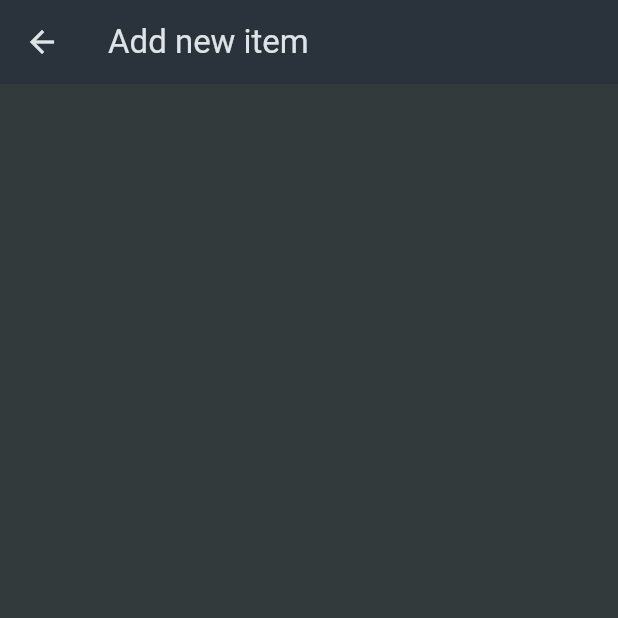
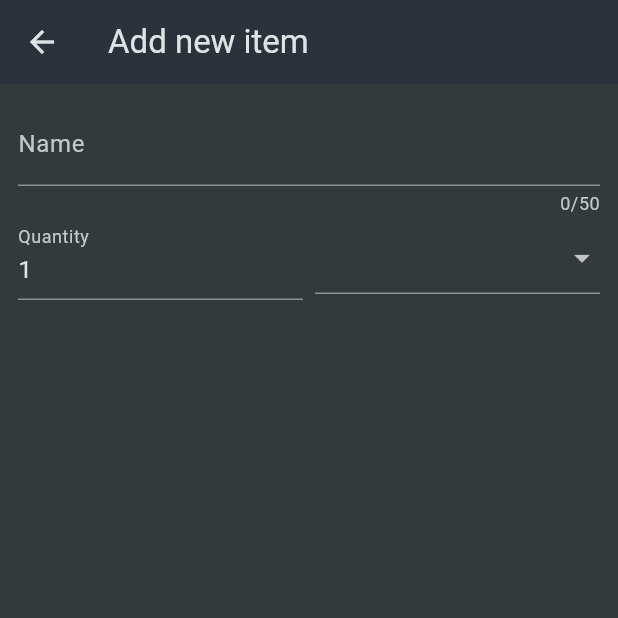
Before and after one commit to curtis-clement/shopping_app, a Flutter app: the NewItem screen opened directly, on a phone screen of 412 x 824 dp, the top half of it. Run offline on Flutter 3.47's test engine with Material 3 defaults, Android fonts, the phone set to English and light mode, and no system bars.

Commit message:
add form content to new_item.dart file

```diff
--- a/lib/widgets/new_item.dart
+++ b/lib/widgets/new_item.dart
@@ -1,4 +1,5 @@
 import 'package:flutter/material.dart';
+import 'package:shopping_app/data/categories.dart';
 
 class NewItem extends StatefulWidget {
   const NewItem({super.key});
@@ -17,7 +18,51 @@ class _NewItemState extends State<NewItem> {
       body: Padding(
         padding: const EdgeInsets.all(12),
         child: Form(
-          child: ListView(),
+          child: Column(
+            children: [
+              TextFormField(
+                maxLength: 50,
+                decoration: const InputDecoration(
+                  label: Text('Name'),
+                ),
+                validator: (value) {
+                  return 'Must not be empty';
+                },
+              ),
+              Row(
+                children: [
+                  Expanded(
+                    child: TextFormField(
+                      decoration: const InputDecoration(
+                        label: Text('Quantity'),
+                      ),
+                      initialValue: '1',
+                    ),
+                  ),
+                  const SizedBox(width: 8),
+                  Expanded(
+                    child: DropdownButtonFormField(items: [
+                      for (final category in categories.entries)
+                        DropdownMenuItem(
+                        value: category.value,
+                        child: Row(
+                          children: [
+                            Container(
+                              width: 16,
+                              height: 16,
+                              color: category.value.color,
+                            ),
+                            const SizedBox(width: 6),
+                            Text(category.value.title),
+                            ],
+                          ),
+                        ),
+                    ], onChanged: (value) {}),
+                  ),
+                ],
+              ),
+            ],
+          ),
         ),
       ),
     );
```
